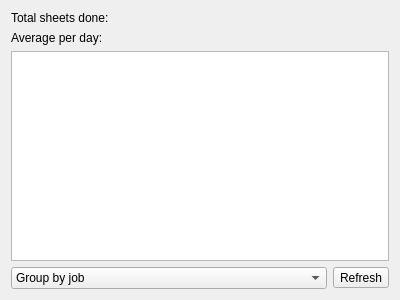
Before: the Qt Designer form historywidget.ui in Kuszki/Multimap-Zasiegi, drawn with Qt 5.
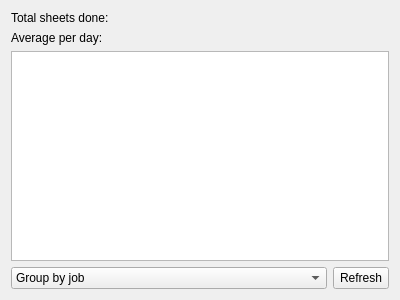
After: the same form once the commit is applied. Icons and pictures are not drawn.

Patch:
```diff
--- a/historywidget.ui
+++ b/historywidget.ui
@@ -59,6 +59,12 @@
    </item>
    <item row="2" column="1">
     <widget class="QToolButton" name="refreshButton">
+     <property name="sizePolicy">
+      <sizepolicy hsizetype="Fixed" vsizetype="Preferred">
+       <horstretch>0</horstretch>
+       <verstretch>0</verstretch>
+      </sizepolicy>
+     </property>
      <property name="text">
       <string>Refresh</string>
      </property>
```
Left out of the diff: 9 changed lines with no effect on the pictures.
